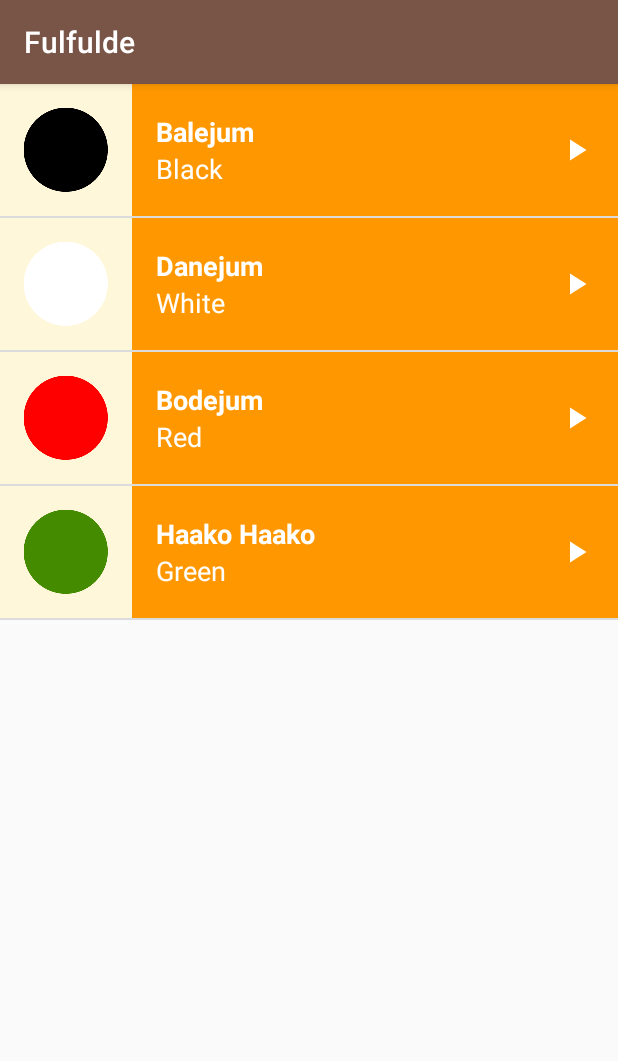
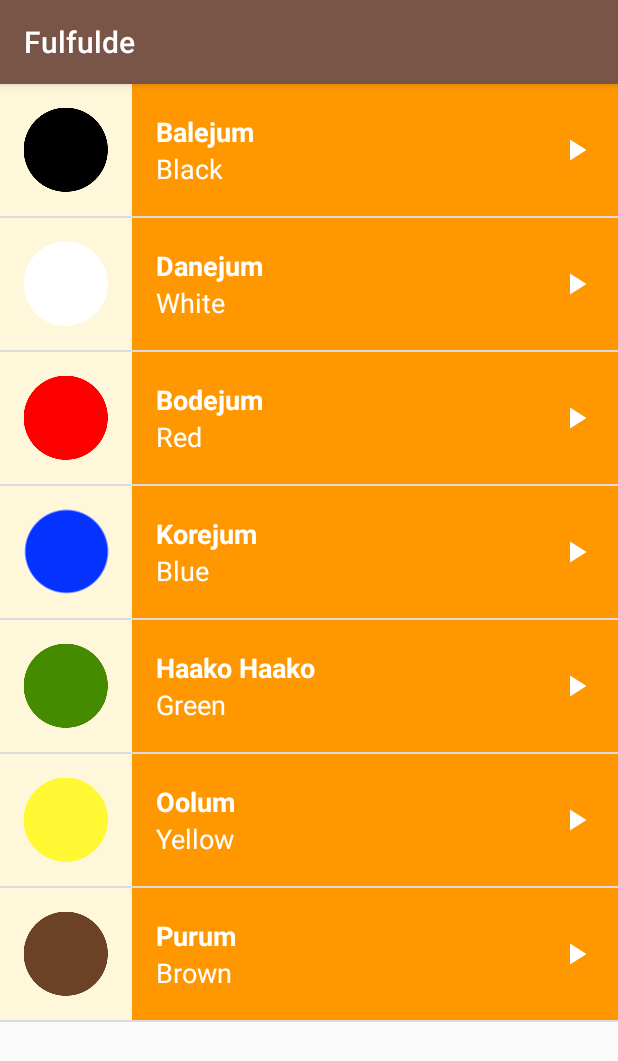
Before and after one commit to Mf4z/Fulfulde, an Android app: the fragment ColorsFragment shown on its own in the app's theme, on a phone screen of 412 x 824 dp. Shown: the top 1061 px of the screen. Run offline under Robolectric (Android 15) with nearby library versions, the phone set to English and light mode, and no system bars.

Commit message:
Add Yellow and Brown Color sound

```diff
--- a/app/src/main/java/com/example/mf4z/fulfulde/ColorsFragment.java
+++ b/app/src/main/java/com/example/mf4z/fulfulde/ColorsFragment.java
@@ -80,10 +80,10 @@ public class ColorsFragment extends Fragment {
         colors.add(new Word("Balejum","Black",R.drawable.color_black,R.raw.color_black));
         colors.add(new Word("Danejum","White",R.drawable.color_white,R.raw.color_white));
         colors.add(new Word("Bodejum","Red",R.drawable.color_red,R.raw.color_red));
-        //colors.add(new Word("Korejum","Blue",R.drawable.color_blue,R.raw.color_blue));
+        colors.add(new Word("Korejum","Blue",R.drawable.color_blue,R.raw.color_blue));
         colors.add(new Word("Haako Haako","Green",R.drawable.color_green,R.raw.color_green));
-       // colors.add(new Word("Ndiyam Goro","Yellow",R.drawable.color_mustard_yellow,R.raw.color_yellow));
-        // colors.add(new Word("Purum","Brown",R.drawable.color_brown,R.raw.color_brown));
+        colors.add(new Word("Oolum","Yellow",R.drawable.color_mustard_yellow,R.raw.color_yellow));
+         colors.add(new Word("Purum","Brown",R.drawable.color_brown,R.raw.color_brown));
        // colors.add(new Word("Purum  Purum","Gray",R.drawable.color_gray,R.raw.color_gray));
 
 
```
Also changed, not shown: app/src/main/res/drawable-hdpi/color_blue.png (added), app/src/main/res/drawable-mdpi/color_blue.png (added), app/src/main/res/drawable-xhdpi/color_blue.png (added), app/src/main/res/drawable-xxhdpi/color_blue.png (added), app/src/main/res/drawable-xxxhdpi/color_blue.png (added), 2 other files.
